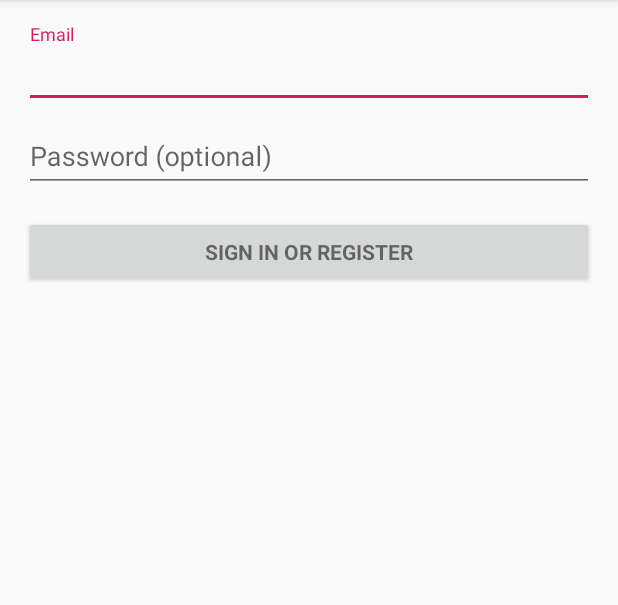
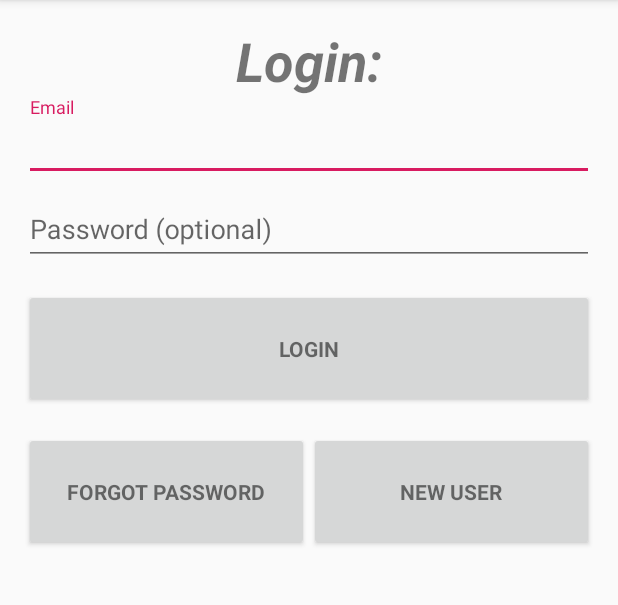
Before and after one commit to danielmostow/ChadMeetsStacey, an Android app: the screen it shows after launch (LoginActivity), on a phone screen of 412 x 824 dp, the part 84-689 px from its top. Run offline under Robolectric (Android 15) with nearby library versions, the phone set to English and light mode, and no system bars; 4 statements that could not run were skipped.

Commit message:
Edited login screen appearance

```diff
--- a/app/src/main/res/layout/activity_login.xml
+++ b/app/src/main/res/layout/activity_login.xml
@@ -19,6 +19,15 @@
         android:layout_height="wrap_content"
         android:layout_marginBottom="8dp"
         android:visibility="gone" />
+
+    <TextView
+        android:id="@+id/textView2"
+        android:layout_width="match_parent"
+        android:layout_height="wrap_content"
+        android:text="Login:"
+        android:textAlignment="center"
+        android:textSize="36sp"
+        android:textStyle="bold|italic" />
 
     <ScrollView
         android:id="@+id/login_form"
@@ -65,13 +74,40 @@
             </android.support.design.widget.TextInputLayout>
 
             <Button
-                android:id="@+id/email_sign_in_button"
+                android:id="@+id/login_button"
                 style="?android:textAppearanceSmall"
                 android:layout_width="match_parent"
-                android:layout_height="wrap_content"
+                android:layout_height="79dp"
                 android:layout_marginTop="16dp"
-                android:text="@string/action_sign_in"
+                android:text="Login"
                 android:textStyle="bold" />
+
+            <LinearLayout
+                android:layout_width="match_parent"
+                android:layout_height="match_parent"
+                android:orientation="horizontal">
+
+                <Button
+                    android:id="@+id/forgot_password_button"
+                    style="?android:textAppearanceSmall"
+                    android:layout_width="0dp"
+                    android:layout_height="79dp"
+                    android:layout_marginTop="16dp"
+                    android:layout_weight="0.5"
+                    android:text="Forgot Password"
+                    android:textStyle="bold" />
+
+                <Button
+                    android:id="@+id/new_user_button"
+                    style="?android:textAppearanceSmall"
+                    android:layout_width="0dp"
+                    android:layout_height="79dp"
+                    android:layout_marginTop="16dp"
+                    android:layout_weight="0.5"
+                    android:text="New User"
+                    android:textStyle="bold" />
+
+            </LinearLayout>
 
         </LinearLayout>
     </ScrollView>
```
